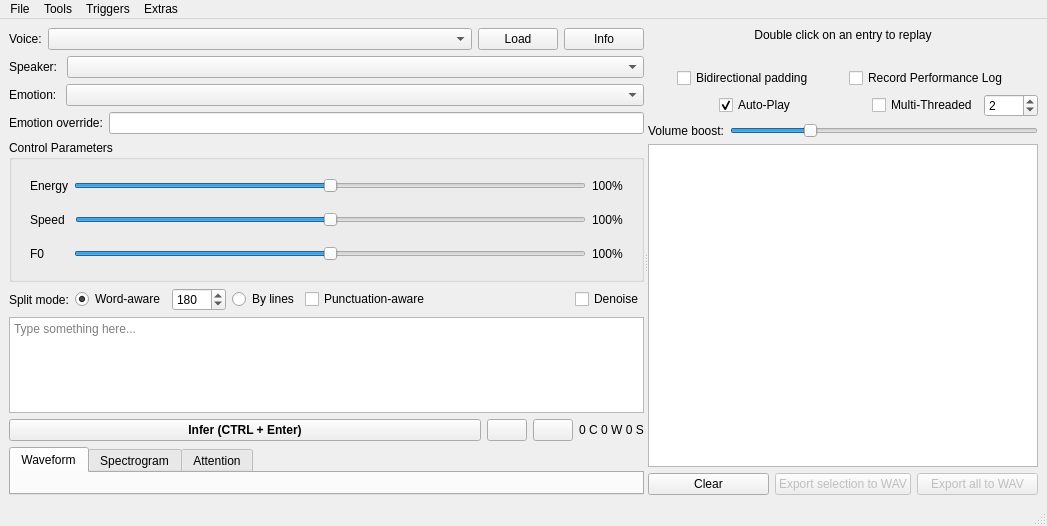
ZDisket/TensorVox, file mainwindow.ui: the form before one commit.
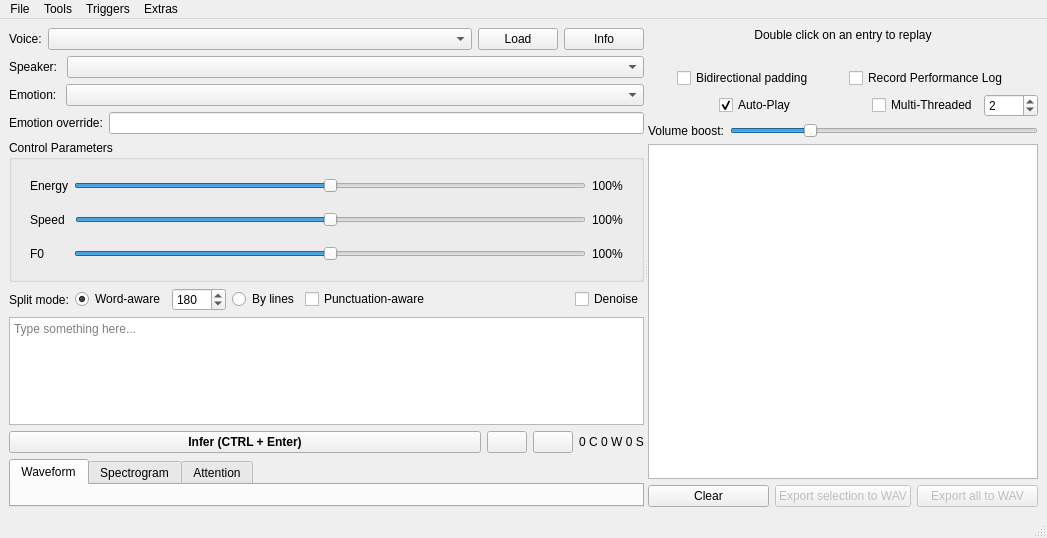
The form after the commit. Icons and pictures are not drawn. Custom widgets are drawn as their Qt base class.

The edit to the form file:
```diff
--- a/mainwindow.ui
+++ b/mainwindow.ui
@@ -7,7 +7,7 @@
     <x>0</x>
     <y>0</y>
     <width>1047</width>
-    <height>526</height>
+    <height>538</height>
    </rect>
   </property>
   <property name="windowTitle">
```
Left out of the diff: 2 changed lines with no effect on the pictures.
